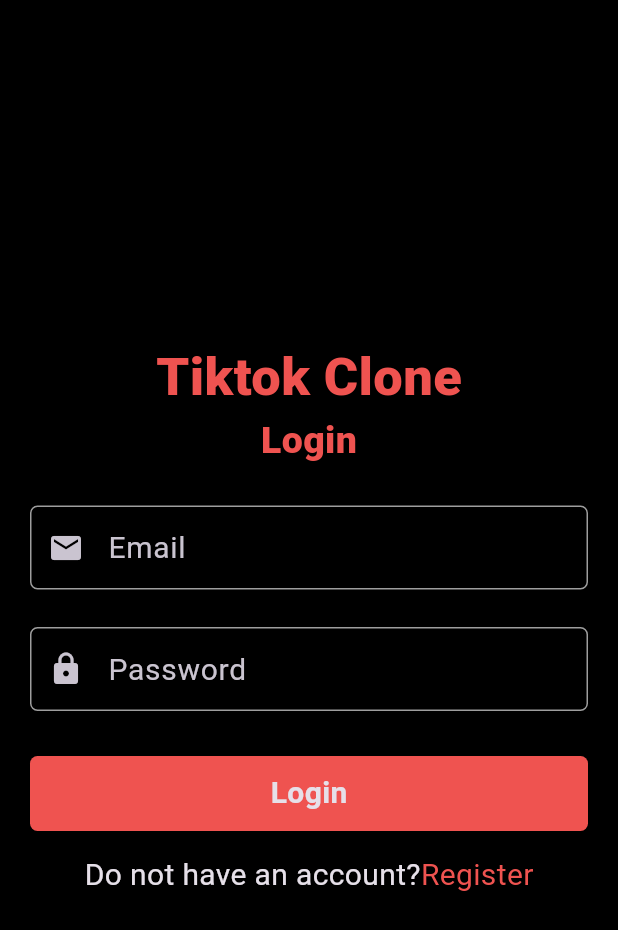
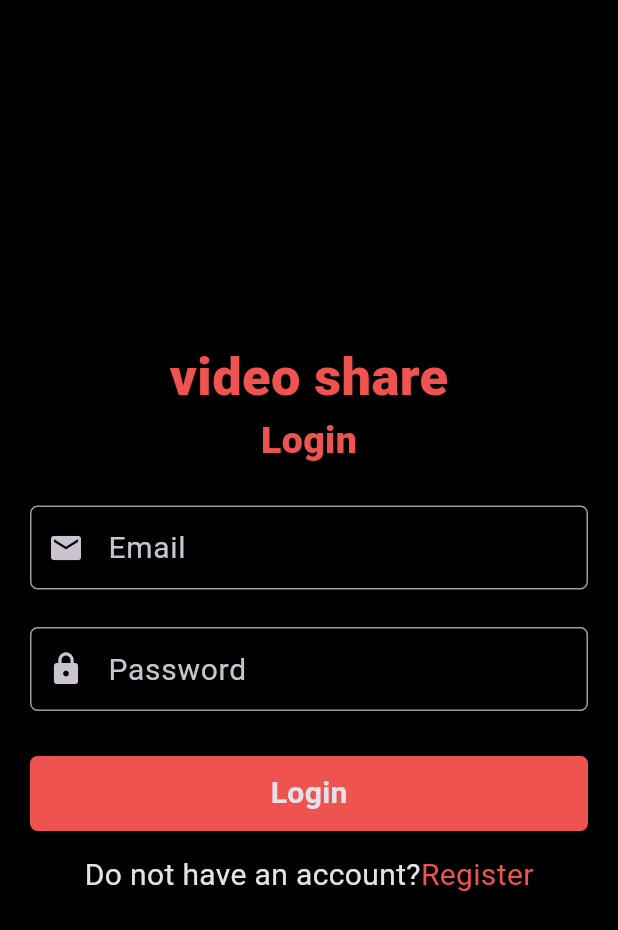
Before and after one commit to yuuki-kikuchi-cr7/video-share, a Flutter app: the screen it shows after launch, on a phone screen of 412 x 824 dp. Shown: the top 930 px of the screen. Run offline on Flutter 3.47's test engine with Material 3 defaults, Android fonts, the phone set to English and light mode, and no system bars; our stand-ins replace cloud_firestore, firebase_auth, firebase_core, firebase_storage, flutter_riverpod, freezed_annotation and 3 more; missing offline and left inert: video_compress; accounts and stored records are empty.

Commit message:
title change

```diff
--- a/lib/views/screens/auth/login_screen.dart
+++ b/lib/views/screens/auth/login_screen.dart
@@ -23,7 +23,7 @@ class _LoginScreenState extends State<LoginScreen> {
           mainAxisAlignment: MainAxisAlignment.center,
           children: [
             Text(
-              "Tiktok Clone",
+              "video share",
               style: TextStyle(
                 fontSize: 35,
                 color: buttonColor,
--- a/lib/views/screens/auth/signup_screen.dart
+++ b/lib/views/screens/auth/signup_screen.dart
@@ -25,7 +25,7 @@ class _SignupScreenState extends State<SignupScreen> {
           mainAxisAlignment: MainAxisAlignment.center,
           children: [
             Text(
-              "Tiktok Clone",
+              "video share",
               style: TextStyle(
                 fontSize: 35,
                 color: buttonColor,
```
